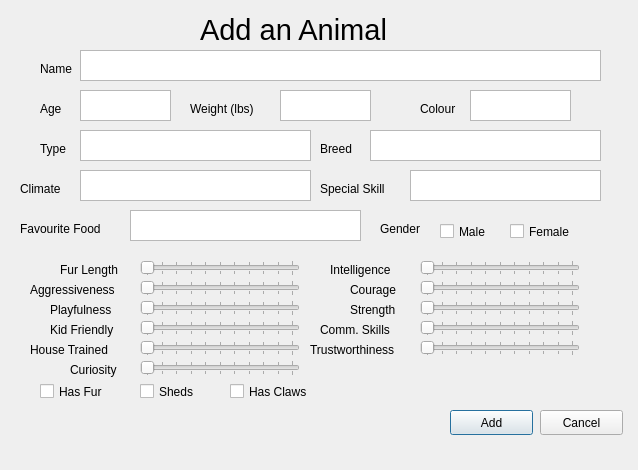
First picture: the form in addanimalwindow.ui, repository DevonHope/Animal-Shelter-Registry-System, before the edit.
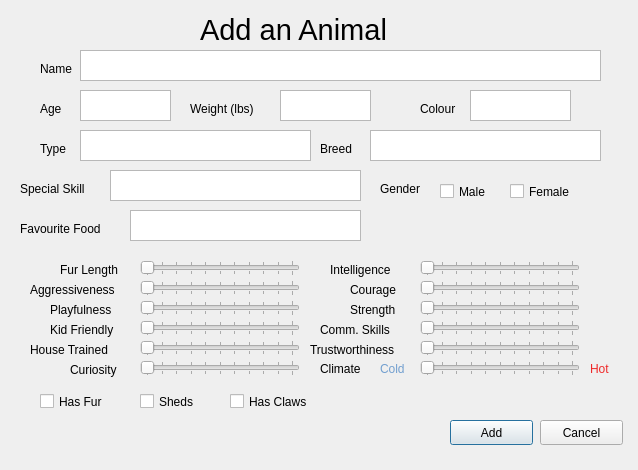
Second picture: the form after the edit.

Commit message: Changed climate pref to slider in all animal uis, incorporated non-physical traits from animals

Diff of the .ui file:
```diff
--- a/addanimalwindow.ui
+++ b/addanimalwindow.ui
@@ -164,22 +164,12 @@
     <string>Breed</string>
    </property>
   </widget>
-  <widget class="QPlainTextEdit" name="climateText">
-   <property name="geometry">
-    <rect>
-     <x>80</x>
-     <y>170</y>
-     <width>231</width>
-     <height>31</height>
-    </rect>
-   </property>
-  </widget>
   <widget class="QLabel" name="label_8">
    <property name="geometry">
     <rect>
-     <x>20</x>
-     <y>180</y>
-     <width>64</width>
+     <x>320</x>
+     <y>360</y>
+     <width>51</width>
      <height>17</height>
     </rect>
    </property>
@@ -193,9 +183,9 @@
    </property>
    <property name="geometry">
     <rect>
-     <x>410</x>
+     <x>110</x>
      <y>170</y>
-     <width>191</width>
+     <width>251</width>
      <height>31</height>
     </rect>
    </property>
@@ -206,7 +196,7 @@
    </property>
    <property name="geometry">
     <rect>
-     <x>320</x>
+     <x>20</x>
      <y>180</y>
      <width>81</width>
      <height>17</height>
@@ -766,7 +756,7 @@
    <property name="geometry">
     <rect>
      <x>450</x>
-     <y>410</y>
+     <y>420</y>
      <width>83</width>
      <height>25</height>
     </rect>
@@ -779,7 +769,7 @@
    <property name="geometry">
     <rect>
      <x>540</x>
-     <y>410</y>
+     <y>420</y>
      <width>83</width>
      <height>25</height>
     </rect>
@@ -792,7 +782,7 @@
    <property name="geometry">
     <rect>
      <x>40</x>
-     <y>380</y>
+     <y>390</y>
      <width>90</width>
      <height>23</height>
     </rect>
@@ -805,7 +795,7 @@
    <property name="geometry">
     <rect>
      <x>140</x>
-     <y>380</y>
+     <y>390</y>
      <width>90</width>
      <height>23</height>
     </rect>
@@ -818,7 +808,7 @@
    <property name="geometry">
     <rect>
      <x>380</x>
-     <y>220</y>
+     <y>180</y>
      <width>64</width>
      <height>17</height>
     </rect>
@@ -831,7 +821,7 @@
    <property name="geometry">
     <rect>
      <x>440</x>
-     <y>220</y>
+     <y>180</y>
      <width>90</width>
      <height>23</height>
     </rect>
@@ -844,7 +834,7 @@
    <property name="geometry">
     <rect>
      <x>510</x>
-     <y>220</y>
+     <y>180</y>
      <width>90</width>
      <height>23</height>
     </rect>
@@ -857,7 +847,7 @@
    <property name="geometry">
     <rect>
      <x>230</x>
-     <y>380</y>
+     <y>390</y>
      <width>90</width>
      <height>23</height>
     </rect>
@@ -866,6 +856,69 @@
     <string>Has Claws</string>
    </property>
   </widget>
+  <widget class="QSlider" name="climateSlider">
+   <property name="enabled">
+    <bool>true</bool>
+   </property>
+   <property name="geometry">
+    <rect>
+     <x>420</x>
+     <y>360</y>
+     <width>160</width>
+     <height>16</height>
+    </rect>
+   </property>
+   <property name="minimumSize">
+    <size>
+     <width>160</width>
+     <height>0</height>
+    </size>
+   </property>
+   <property name="maximum">
+    <number>10</number>
+   </property>
+   <property name="pageStep">
+    <number>5</number>
+   </property>
+   <property name="orientation">
+    <enum>Qt::Horizontal</enum>
+   </property>
+   <property name="tickPosition">
+    <enum>QSlider::TicksBothSides</enum>
+   </property>
+  </widget>
+  <widget class="QLabel" name="label_23">
+   <property name="geometry">
+    <rect>
+     <x>380</x>
+     <y>360</y>
+     <width>31</width>
+     <height>17</height>
+    </rect>
+   </property>
+   <property name="styleSheet">
+    <string notr="true">color: rgb(114, 159, 207);</string>
+   </property>
+   <property name="text">
+    <string>Cold</string>
+   </property>
+  </widget>
+  <widget class="QLabel" name="label_24">
+   <property name="geometry">
+    <rect>
+     <x>590</x>
+     <y>360</y>
+     <width>31</width>
+     <height>17</height>
+    </rect>
+   </property>
+   <property name="styleSheet">
+    <string notr="true">color: rgb(239, 41, 41);</string>
+   </property>
+   <property name="text">
+    <string>Hot</string>
+   </property>
+  </widget>
  </widget>
  <resources/>
  <connections/>
```
Left out of the diff: 4 changed lines with no effect on the pictures. The commit also changes 11 other files.
